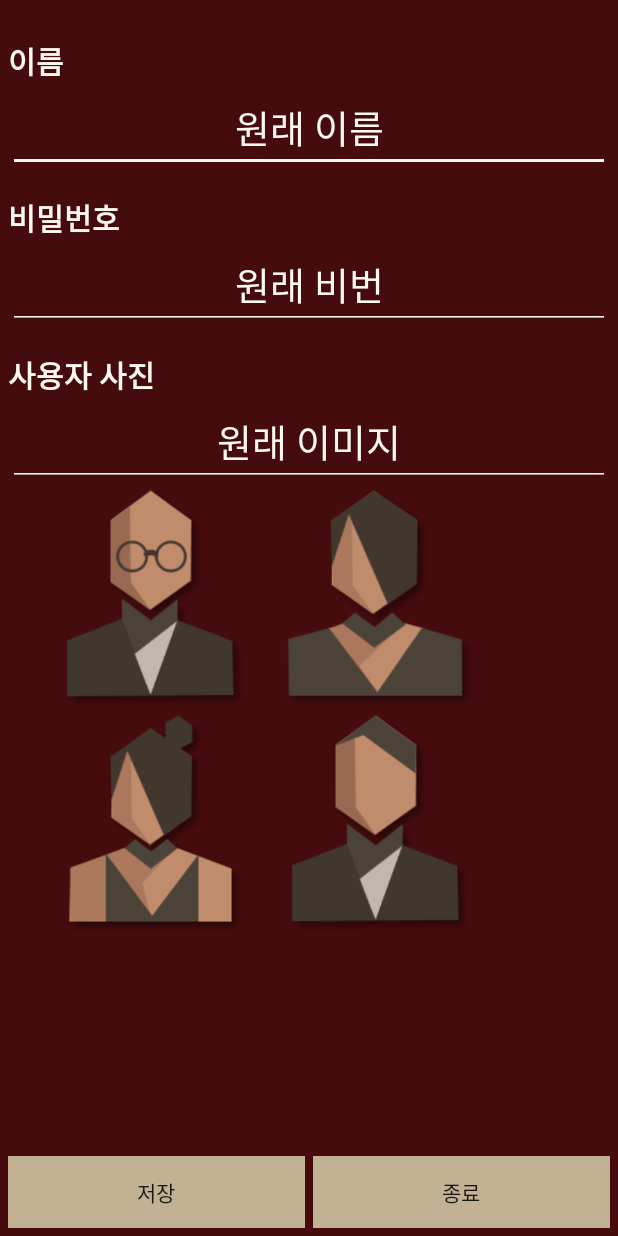
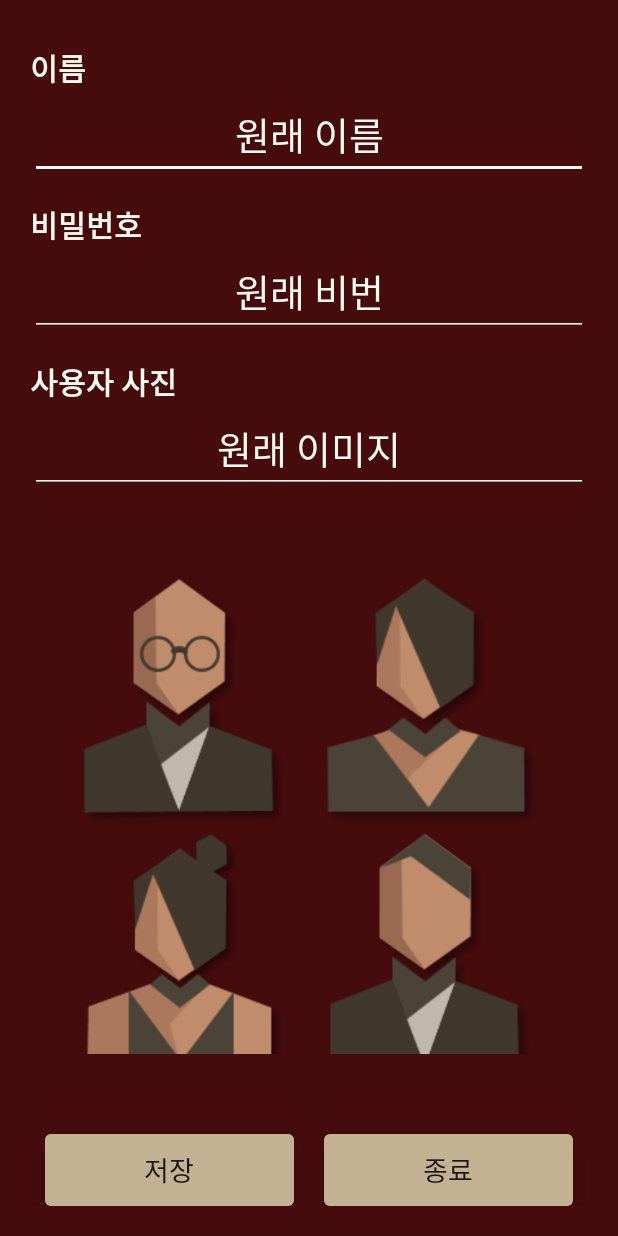
Before and after one commit to JYBESiU/Immersive, an Android app: the SettingFragment screen opened through its navigation route, after a tap on "프로필 변경", on a phone screen of 412 x 824 dp. Run offline under Robolectric (Android 15) with nearby library versions, the phone set to English and light mode, and no system bars; our stand-ins replace navigation-ui; libraries missing offline, so code that uses them is left out: io.socket.client, io.socket.emitter, kotlinx.coroutines.channels; 6 statements that could not run were skipped.

Commit message:
Design complete~!

```diff
--- a/app/build.gradle
+++ b/app/build.gradle
@@ -45,4 +45,5 @@ dependencies {
         exclude group: 'org.json', module: 'json'
     }
     implementation "com.kakao.sdk:usermgmt:1.27.0"
+    implementation "de.hdodenhof:circleimageview:3.0.0"
 }
--- a/app/src/main/AndroidManifest.xml
+++ b/app/src/main/AndroidManifest.xml
@@ -10,6 +10,7 @@
         android:icon="@drawable/applogo1"
         android:label="@string/app_name"
         android:roundIcon="@drawable/applogo1"
+
         android:supportsRtl="true"
         android:theme="@style/AppTheme"
         android:usesCleartextTraffic="true">
@@ -18,6 +19,7 @@
         <activity android:name=".AccessHistory" />
 
         <activity android:name=".MainActivity">
+            android:configChanges="orientation|screenSize"
             <intent-filter>
                 <action android:name="android.intent.action.MAIN" />
 
--- a/app/src/main/java/com/example/thekaist/ui/setting/SettingFragment.java
+++ b/app/src/main/java/com/example/thekaist/ui/setting/SettingFragment.java
@@ -69,18 +69,6 @@ public class SettingFragment extends Fragment {
         profile_history = root.findViewById(R.id.history);
         develop = root.findViewById(R.id.developer);
         img = root.findViewById(R.id.User_pic);
-
-        Button testButton = root.findViewById(R.id.gametest);
-        testButton.setOnClickListener(new View.OnClickListener() {
-            @Override
-            public void onClick(View view) {
-                Intent intent = new Intent(getActivity(), GameActivity.class);
-                intent.putExtra("ask", "test1");
-                intent.putExtra("accept", "test2");
-
-                startActivity(intent);
-            }
-        });
 
         init();
 
--- a/app/src/main/res/layout/activity_change_userinfo.xml
+++ b/app/src/main/res/layout/activity_change_userinfo.xml
@@ -4,9 +4,10 @@
     xmlns:tools="http://schemas.android.com/tools"
     android:layout_width="match_parent"
     android:layout_height="match_parent"
-    android:padding="5dp"
+    android:padding="20dp"
     android:background="@color/colorPrimaryDark"
-    tools:context=".changeUserinfo">
+    tools:context=".changeUserinfo"
+    android:scrollbars="vertical">
 
     <TextView
         android:layout_width="match_parent"
@@ -15,7 +16,7 @@
         android:id="@+id/UserName"
         android:textSize="20sp"
         android:textStyle="bold"
-        android:paddingTop="20dp"
+        android:paddingTop="10dp"
         android:textColor="@color/whitegray"
         tools:ignore="MissingConstraints" />
 
@@ -23,7 +24,7 @@
         android:layout_width="match_parent"
         android:layout_height="wrap_content"
         android:id="@+id/changeName"
-        android:textColor="@color/buttoncolor"
+        android:textColor="@color/whitegray"
         android:backgroundTint="@color/whitegray"
         android:textColorHint="@color/whitegray"
         app:layout_constraintTop_toBottomOf="@+id/UserName"
@@ -37,19 +38,17 @@
         android:text="비밀번호"
         android:id="@+id/UserPwd"
         android:textColor="@color/whitegray"
-
         app:layout_constraintTop_toBottomOf="@+id/changeName"
         android:layout_marginTop="15dp"
         android:textSize="20sp"
-        android:textStyle="bold"
-        />
+        android:textStyle="bold" />
 
     <EditText
         android:layout_width="match_parent"
         android:layout_height="wrap_content"
         android:id="@+id/changePwd"
         android:gravity="center"
-        android:textColor="@color/buttoncolor"
+        android:textColor="@color/whitegray"
         android:backgroundTint="@color/whitegray"
         android:textColorHint="@color/whitegray"
         app:layout_constraintTop_toBottomOf="@+id/UserPwd"
@@ -62,12 +61,11 @@
         android:id="@+id/UserPic"
         android:text="사용자 사진"
         android:textColor="@color/whitegray"
-
         app:layout_constraintTop_toBottomOf="@+id/changePwd"
         android:layout_marginTop="15dp"
         android:textSize="20sp"
-        android:textStyle="bold"
-        />
+        android:textStyle="bold" />
+
     <EditText
         android:layout_width="match_parent"
         android:layout_height="wrap_content"
@@ -75,43 +73,47 @@
         android:gravity="center"
         android:backgroundTint="@color/whitegray"
         android:textColorHint="@color/whitegray"
-        android:textColor="@color/buttoncolor"
+        android:textColor="@color/whitegray"
         app:layout_constraintTop_toBottomOf="@+id/UserPic"
         android:hint="원래 이미지"
         android:textSize="25sp"/>
 
-
     <GridLayout
-        android:layout_width="match_parent"
-        android:layout_height="wrap_content"
+        android:layout_width="wrap_content"
+        android:layout_height="320dp"
+        android:layout_marginTop="40dp"
+        app:layout_constraintBottom_toTopOf="@+id/btns"
         android:id="@+id/imgs"
-        android:layout_marginStart="23dp"
         app:layout_constraintTop_toBottomOf="@+id/changeImg"
         android:orientation="horizontal"
-        android:columnCount="2">
+        android:columnCount="2"
+        tools:ignore="MissingConstraints"
+        app:layout_constraintLeft_toLeftOf="parent"
+        app:layout_constraintRight_toRightOf="parent">
 
         <ImageView
-            android:layout_width="150dp"
-            android:layout_height="150dp"
+            android:layout_width="wrap_content"
+            android:layout_height="170dp"
             android:id="@+id/Img1"
             android:src="@drawable/character1"/>
 
         <ImageView
             android:id="@+id/Img2"
-            android:layout_width="150dp"
-            android:layout_height="150dp"
+            android:layout_width="wrap_content"
+            android:layout_height="170dp"
             android:src="@drawable/character2"/>
+
         <ImageView
             android:id="@+id/Img3"
-            android:layout_width="150dp"
-            android:layout_height="150dp"
+            android:layout_width="wrap_content"
+            android:layout_height="170dp"
             android:src="@drawable/character3"/>
+
         <ImageView
             android:id="@+id/Img4"
-            android:layout_width="150dp"
-            android:layout_height="150dp"
+            android:layout_width="wrap_content"
+            android:layout_height="170dp"
             android:src="@drawable/character4"/>
-
     </GridLayout>
 
     <LinearLayout
@@ -119,32 +121,52 @@
         android:layout_height="wrap_content"
         android:id="@+id/btns"
         app:layout_constraintBottom_toBottomOf="parent"
-        >
+        android:orientation="horizontal">
+
+        <androidx.cardview.widget.CardView
+            android:layout_width="wrap_content"
+            android:layout_height="wrap_content"
+            app:cardCornerRadius="4dp"
+            app:layout_constraintTop_toBottomOf="@+id/info_card"
+            android:layout_marginTop="40sp"
+            app:cardElevation="8dp"
+            tools:ignore="MissingConstraints"
+            android:layout_marginHorizontal="10dp"
+            app:cardBackgroundColor="@color/buttoncolor"
+            android:layout_weight="1">
 
             <Button
-            android:layout_width="wrap_content"
+                android:layout_width="match_parent"
                 android:layout_height="wrap_content"
                 android:id="@+id/save"
                 android:text="저장"
+                android:textSize="18dp"
                 android:background="@color/buttoncolor"
-            android:gravity="center"
-            android:layout_weight="1"
-            android:layout_marginEnd="5dp"
-            />
+                android:gravity="center"/>
+        </androidx.cardview.widget.CardView>
 
+        <androidx.cardview.widget.CardView
+            android:layout_width="wrap_content"
+            android:layout_height="wrap_content"
+            app:cardCornerRadius="4dp"
+            app:layout_constraintTop_toBottomOf="@+id/info_card"
+            android:layout_marginTop="40sp"
+            app:cardElevation="8dp"
+            tools:ignore="MissingConstraints"
+            android:layout_marginHorizontal="10dp"
+            app:cardBackgroundColor="@color/buttoncolor"
+            android:layout_weight="1">
 
             <Button
-            android:layout_width="wrap_content"
+                android:layout_width="match_parent"
                 android:layout_height="wrap_content"
                 android:id="@+id/cancel"
                 android:text="종료"
+                android:textSize="18dp"
                 android:background="@color/buttoncolor"
+                android:gravity="center" />
+        </androidx.cardview.widget.CardView>
 
-            android:gravity="center"
-            android:layout_weight="1"
-            />
     </LinearLayout>
 
-
-
 </androidx.constraintlayout.widget.ConstraintLayout>
```
Also changed, not shown: app/src/main/res/layout/activity_access_history.xml (+5 -8 lines), app/src/main/res/layout/activity_game.xml (+4 -5 lines), app/src/main/res/layout/activity_main.xml (+27 -7 lines), app/src/main/res/layout/dashboard_item.xml (+27 -22 lines), app/src/main/res/layout/fragment_dashboard.xml (+5 -12 lines), app/src/main/res/layout/fragment_home.xml (+6 -16 lines), app/src/main/res/layout/fragment_setting.xml (+61 -59 lines), app/src/main/res/layout/history_item.xml (+27 -28 lines), app/src/main/res/layout/login_dialog.xml (+13 -2 lines), app/src/main/res/layout/online_player.xml (+30 -23 lines), app/src/main/res/layout/signup_dialog.xml (+13 -2 lines), app/src/main/res/values/colors.xml (+5 -2 lines). Lines whose indentation alone changed are shown as unchanged.
